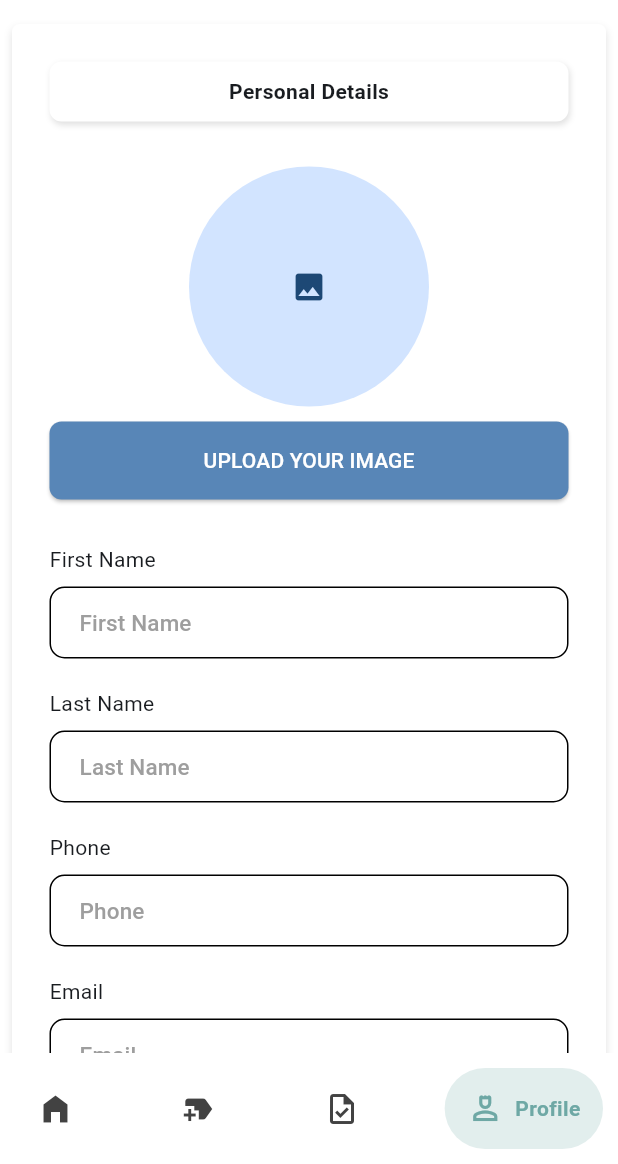
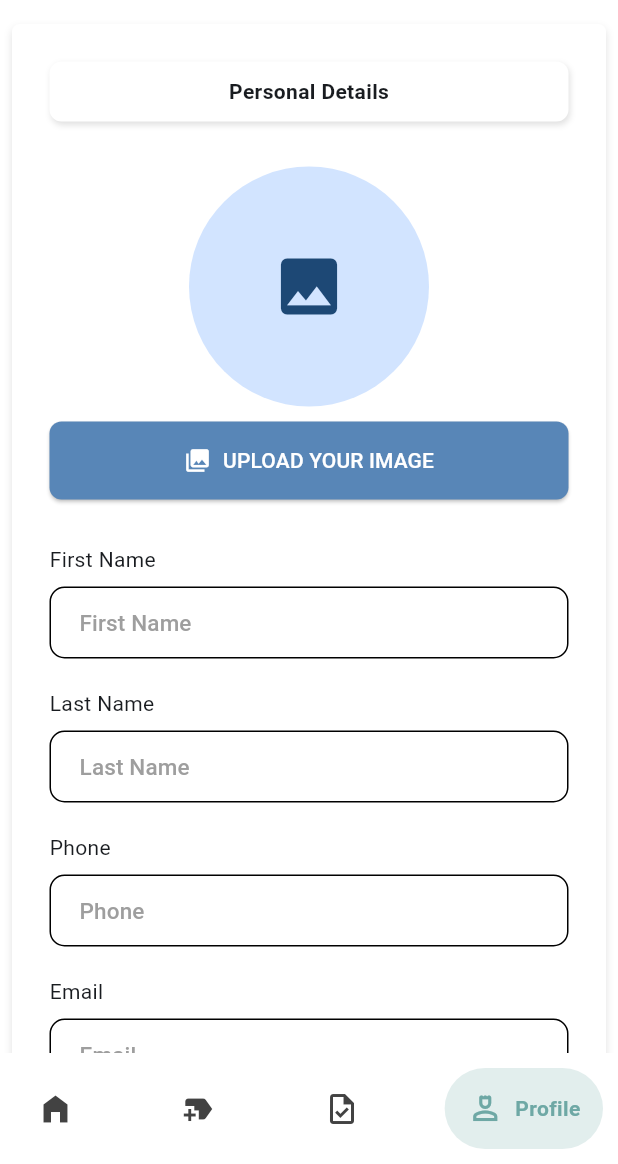
Before and after one commit to tanvirmirza/task-manager, a Flutter app: the screen it shows after launch, item 4 of the bottom bar chosen, after a tap on "UPLOAD YOUR IMAGE", on a phone screen of 412 x 824 dp, the part 72-1236 px from its top. Run offline on Flutter 3.47's test engine with Material 3 defaults, Android fonts, the light colour scheme and no system bars; drawn by our look-alikes of google_nav_bar; our stand-ins replace device_preview, flutter_svg, image_picker, percent_indicator, pin_code_fields.

Commit message:
feat: Add Image Picker in Profile Screen

```diff
--- a/lib/ui/views/home/profile_screen.dart
+++ b/lib/ui/views/home/profile_screen.dart
@@ -1,5 +1,8 @@
+import 'dart:io';
 import 'package:flutter/cupertino.dart';
+import 'package:flutter/foundation.dart';
 import 'package:flutter/material.dart';
+import 'package:image_picker/image_picker.dart';
 import '../../widgets/profile_text_field.dart';
 import '../../widgets/tm_app_bar.dart';
 
@@ -13,6 +16,8 @@ class ProfileScreen extends StatefulWidget {
 class _ProfileScreenState extends State<ProfileScreen> {
   bool _isNewObscure = true;
   bool _isConfirmObscre = true;
+  XFile? _image;
+
   @override
   Widget build(BuildContext context) {
     return Scaffold(
@@ -67,24 +72,23 @@ class _ProfileScreenState extends State<ProfileScreen> {
                         const SizedBox(
                           height: 30,
                         ),
-                        const Center(
-                          child: CircleAvatar(
-                            radius: 80,
-                            child: Icon(Icons.image),
-                          ),
+                        Center(
+                          child: CircleAvatar(radius: 80, child: imageView()),
                         ),
                         const SizedBox(
                           height: 10,
                         ),
-                        ElevatedButton(
-                            onPressed: () {},
-                            child: const Text(
-                              'UPLOAD YOUR IMAGE',
-                              style: TextStyle(
-                                fontSize: 14,
-                                fontWeight: FontWeight.w500,
-                              ),
-                            )),
+                        ElevatedButton.icon(
+                          onPressed: _onUploadImage,
+                          label: const Text(
+                            'UPLOAD YOUR IMAGE',
+                            style: TextStyle(
+                              fontSize: 14,
+                              fontWeight: FontWeight.w500,
+                            ),
+                          ),
+                          icon: const Icon(Icons.photo_library),
+                        ),
                         const SizedBox(
                           height: 30,
                         ),
@@ -256,4 +260,39 @@ class _ProfileScreenState extends State<ProfileScreen> {
       ),
     );
   }
+
+  Future _onUploadImage() async {
+    final picker = ImagePicker();
+    var image = await picker.pickImage(source: ImageSource.gallery);
+    if (image != null) {
+      setState(() {
+        _image = image;
+      });
+    }
+  }
+
+  Widget imageView() {
+    return _image == null
+        ? const Icon(
+            Icons.photo,
+            size: 50,
+          )
+        : kIsWeb
+            ? ClipOval(
+                child: Image.network(
+                  _image!.path,
+                  fit: BoxFit.cover,
+                  height: 160,
+                  width: 160,
+                ),
+              )
+            : ClipOval(
+                child: Image.file(
+                  File(_image!.path),
+                  fit: BoxFit.cover,
+                  height: 160,
+                  width: 160,
+                ),
+              );
+  }
 }
--- a/pubspec.yaml
+++ b/pubspec.yaml
@@ -25,6 +25,7 @@ dependencies:
   email_validator: ^3.0.0
   google_nav_bar: ^5.0.7
   percent_indicator: ^4.2.2
+  image_picker: ^1.1.2
 
 
 dev_dependencies:
```
Also changed, not shown: pubspec.lock, 8 other files.
